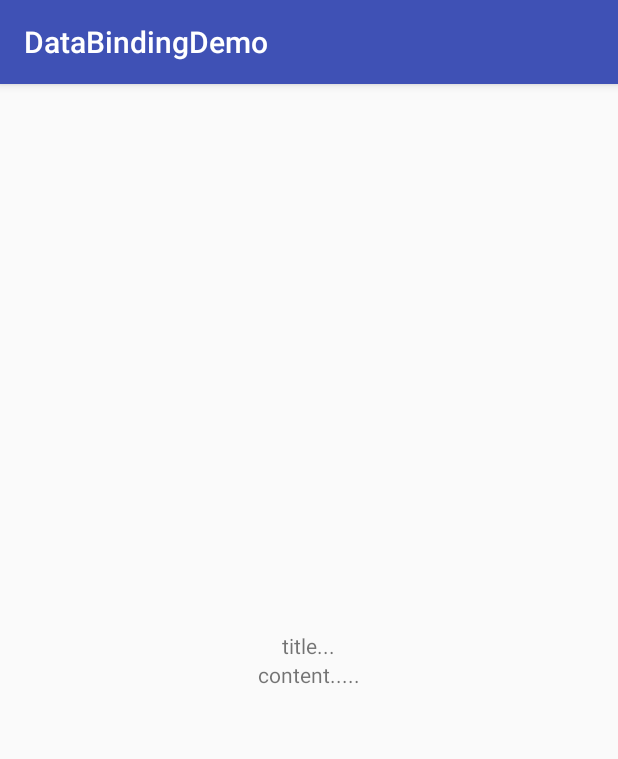
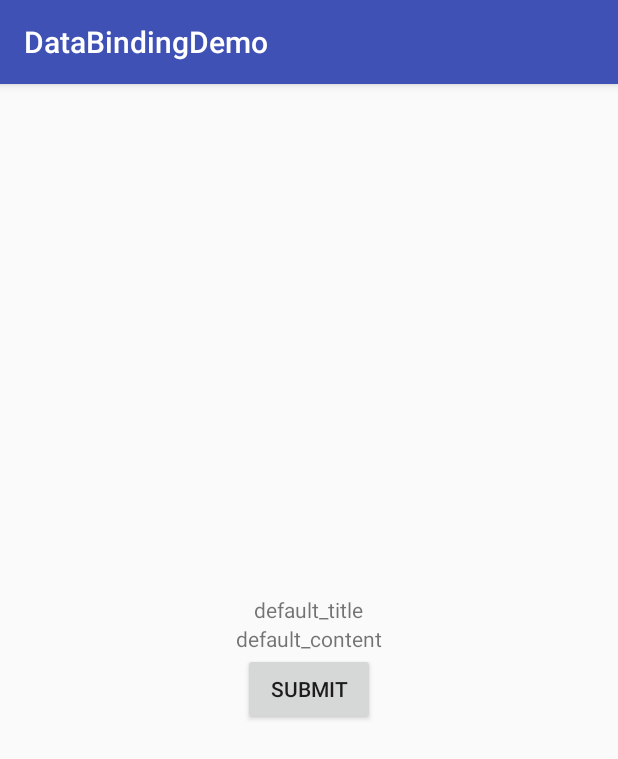
Before and after one commit to Blankeer/DataBindingDemo, an Android app: the screen it shows after launch (MainActivity), on a phone screen of 412 x 824 dp. Shown: the top 759 px of the screen. Run offline under Robolectric (Android 15) with nearby library versions, the phone set to English and light mode, and no system bars; our stand-ins replace data binding.

Commit message:
[ADD check null value to default value.

```diff
--- a/app/src/main/java/com/blanke/databindingdemo/MainActivity.java
+++ b/app/src/main/java/com/blanke/databindingdemo/MainActivity.java
@@ -14,7 +14,7 @@ public class MainActivity extends AppCompatActivity {
     protected void onCreate(Bundle savedInstanceState) {
         super.onCreate(savedInstanceState);
         binding = DataBindingUtil.setContentView(this, R.layout.activity_main);
-        binding.setNews(new News("title...", "content....."));
+        binding.setNews(new News(null, null));
         binding.setHandler(new MyHandler());
     }
 }
--- a/app/src/main/java/com/blanke/databindingdemo/MyHandler.java
+++ b/app/src/main/java/com/blanke/databindingdemo/MyHandler.java
@@ -15,4 +15,8 @@ public class MyHandler {
     public void clickContent(View view, News news) {
         Toast.makeText(view.getContext(), news.getContent(), Toast.LENGTH_SHORT).show();
     }
+
+    public void clickButton(View view, News news) {
+        Toast.makeText(view.getContext(), "click button ,news=" + news, Toast.LENGTH_SHORT).show();
+    }
 }
--- a/app/src/main/res/layout/activity_main.xml
+++ b/app/src/main/res/layout/activity_main.xml
@@ -26,12 +26,18 @@
             android:layout_width="wrap_content"
             android:layout_height="wrap_content"
             android:onClick="@{handler::clickTitle}"
-            android:text="@{news.title}" />
+            android:text="@{news.title ?? @string/default_title}" />
 
         <TextView
             android:layout_width="wrap_content"
             android:layout_height="wrap_content"
             android:onClick="@{(view)->handler.clickContent(view,news)}"
-            android:text="@{news.content}" />
+            android:text="@{news.content ?? @string/default_content}" />
+
+        <Button
+            android:layout_width="wrap_content"
+            android:layout_height="wrap_content"
+            android:onClick="@{(v)->handler.clickButton(v,news)}"
+            android:text="submit" />
     </LinearLayout>
 </layout>
--- a/app/src/main/res/values/strings.xml
+++ b/app/src/main/res/values/strings.xml
@@ -1,3 +1,5 @@
 <resources>
     <string name="app_name">DataBindingDemo</string>
+    <string name="default_title">default_title</string>
+    <string name="default_content">default_content</string>
 </resources>
```
